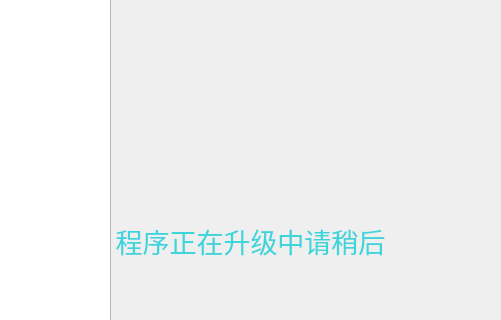
Old version of the form AppUpgrade/appupgrade.ui in the repository gessd/UAVManage; both pictures show x 120 to 621 and y 140 to 460 of the 720 by 460 pixel window.
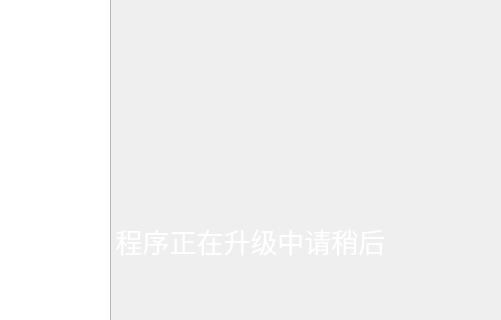
New version of the form. Icons and pictures are not drawn.

Commit message: 修改升级程序界面文字

```diff
--- a/AppUpgrade/appupgrade.ui
+++ b/AppUpgrade/appupgrade.ui
@@ -64,6 +64,9 @@
       <pointsize>20</pointsize>
      </font>
     </property>
+    <property name="styleSheet">
+     <string notr="true">color: rgb(255, 255, 255);</string>
+    </property>
     <property name="text">
      <string>程序正在升级中请稍后</string>
     </property>
```
